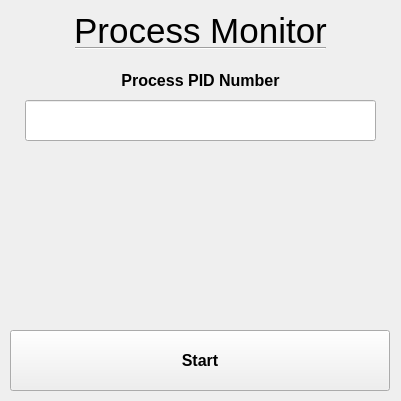
Before: the Qt Designer form interface.ui in jacky10001/process-monitor, drawn with Qt 5.
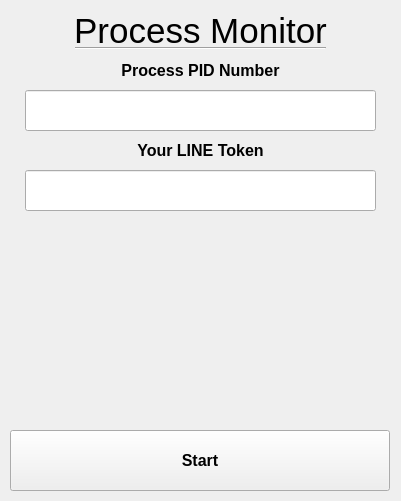
After: the same form once the commit is applied.

Commit message:
Add LINE Notify
Add LINE Notify function, plot figure and update UI

```diff
--- a/interface.ui
+++ b/interface.ui
@@ -7,7 +7,7 @@
     <x>0</x>
     <y>0</y>
     <width>401</width>
-    <height>401</height>
+    <height>501</height>
    </rect>
   </property>
   <property name="sizePolicy">
@@ -19,13 +19,13 @@
   <property name="minimumSize">
    <size>
     <width>401</width>
-    <height>401</height>
+    <height>501</height>
    </size>
   </property>
   <property name="maximumSize">
    <size>
     <width>401</width>
-    <height>401</height>
+    <height>501</height>
    </size>
   </property>
   <property name="font">
@@ -43,7 +43,7 @@
    <property name="geometry">
     <rect>
      <x>10</x>
-     <y>330</y>
+     <y>430</y>
      <width>380</width>
      <height>61</height>
     </rect>
@@ -56,7 +56,7 @@
    <property name="geometry">
     <rect>
      <x>25</x>
-     <y>100</y>
+     <y>90</y>
      <width>351</width>
      <height>41</height>
     </rect>
@@ -107,7 +107,7 @@
    <property name="geometry">
     <rect>
      <x>0</x>
-     <y>70</y>
+     <y>60</y>
      <width>401</width>
      <height>20</height>
     </rect>
@@ -132,6 +132,49 @@
     <enum>Qt::Horizontal</enum>
    </property>
   </widget>
+  <widget class="QLineEdit" name="lineEdit_2">
+   <property name="geometry">
+    <rect>
+     <x>25</x>
+     <y>170</y>
+     <width>351</width>
+     <height>41</height>
+    </rect>
+   </property>
+   <property name="font">
+    <font>
+     <family>Arial</family>
+     <pointsize>16</pointsize>
+     <weight>75</weight>
+     <bold>true</bold>
+    </font>
+   </property>
+   <property name="toolTip">
+    <string>&lt;html&gt;&lt;head/&gt;&lt;body&gt;&lt;p&gt;&lt;span style=&quot; font-size:9pt;&quot;&gt;Enter the PID of program&lt;/span&gt;&lt;/p&gt;&lt;/body&gt;&lt;/html&gt;</string>
+   </property>
+   <property name="text">
+    <string/>
+   </property>
+   <property name="alignment">
+    <set>Qt::AlignCenter</set>
+   </property>
+  </widget>
+  <widget class="QLabel" name="lbl_title2_2">
+   <property name="geometry">
+    <rect>
+     <x>0</x>
+     <y>140</y>
+     <width>401</width>
+     <height>20</height>
+    </rect>
+   </property>
+   <property name="text">
+    <string>Your LINE Token</string>
+   </property>
+   <property name="alignment">
+    <set>Qt::AlignCenter</set>
+   </property>
+  </widget>
  </widget>
  <resources/>
  <connections/>
```
The commit also changes 2 other files.
